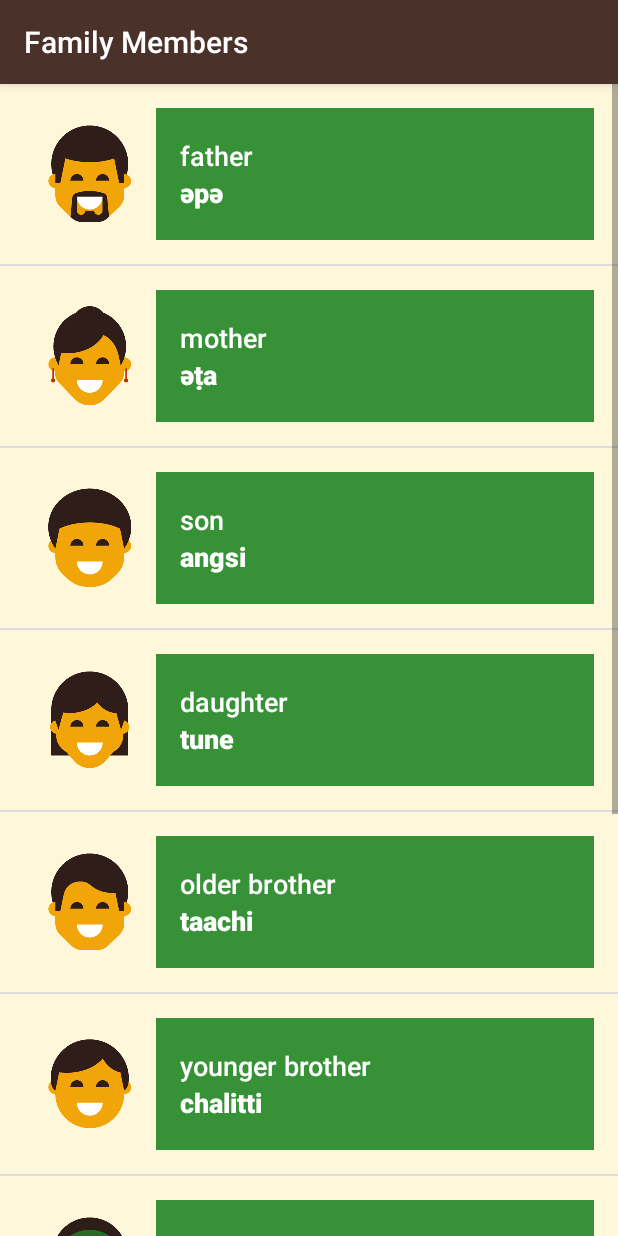
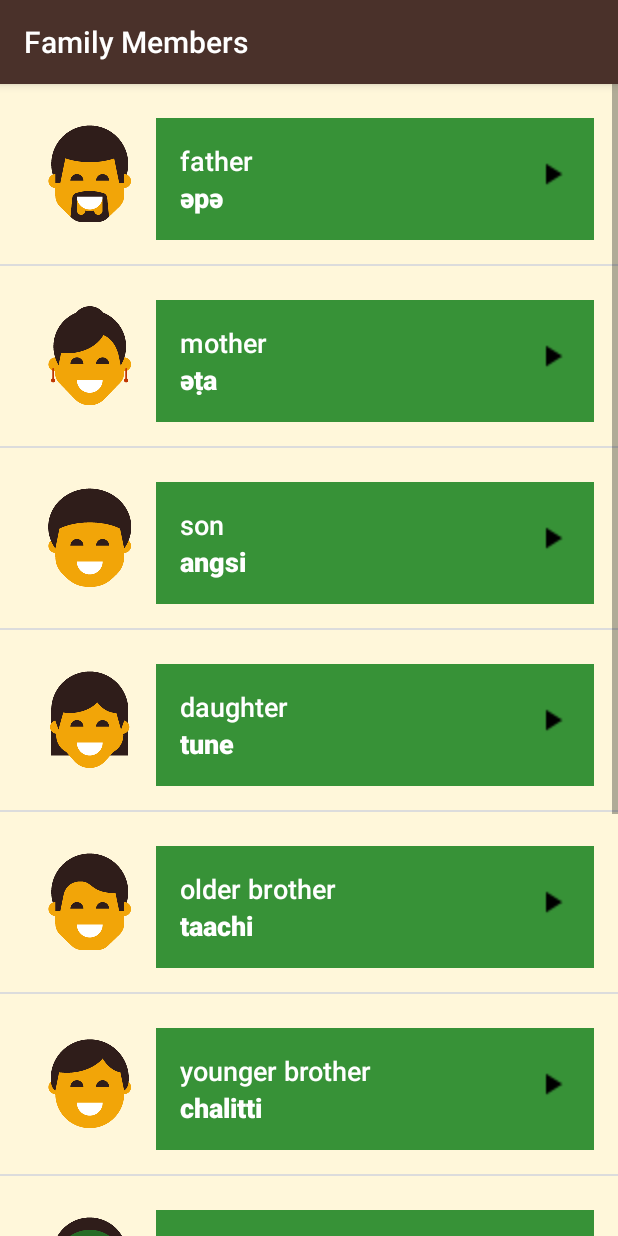
Before and after one commit to Ikey22/MiwokApp, an Android app: the FamilyActivity screen opened directly, with no data from a screen before it, after a tap on "father", on a phone screen of 412 x 824 dp. Run offline under Robolectric (Android 15) with nearby library versions, the phone set to English and light mode, and no system bars.

Commit message:
play button feature

```diff
--- a/app/src/main/java/com/example/igbo/FamilyActivity.kt
+++ b/app/src/main/java/com/example/igbo/FamilyActivity.kt
@@ -1,5 +1,7 @@
 package com.example.igbo
 
+import android.content.Context
+import android.media.AudioManager
 import android.media.MediaPlayer
 import androidx.appcompat.app.AppCompatActivity
 import android.os.Bundle
@@ -10,15 +12,34 @@ import android.widget.Toast
 class FamilyActivity : AppCompatActivity() {
 
     private var mediaPlayer: MediaPlayer? = null
+    private lateinit var mAudioManager: AudioManager
 
     var mp: MediaPlayer.OnCompletionListener =
         MediaPlayer.OnCompletionListener { releaseMediaPlayer() }
 
+    private var mOnAudioFocusChangeListener: AudioManager.OnAudioFocusChangeListener = AudioManager.OnAudioFocusChangeListener {
+        if (it == AudioManager.AUDIOFOCUS_LOSS_TRANSIENT || it == AudioManager.AUDIOFOCUS_LOSS_TRANSIENT_CAN_DUCK){
+            mediaPlayer!!.pause()
+            mediaPlayer!!.seekTo(0)
+        }
+        else if (it == AudioManager.AUDIOFOCUS_GAIN){
+            mediaPlayer!!.start()
+        }
+        else if(it == AudioManager.AUDIOFOCUS_LOSS) {
+            releaseMediaPlayer()
+        }
+    }
 
 
     override fun onCreate(savedInstanceState: Bundle?) {
         super.onCreate(savedInstanceState)
         setContentView(R.layout.word_list)
+
+        AudioManager.OnAudioFocusChangeListener {AudioManager.OnAudioFocusChangeListener {
+
+        }}
+
+        mAudioManager = getSystemService(Context.AUDIO_SERVICE) as AudioManager
 
 
         val words = ArrayList<Word>()
@@ -44,18 +65,29 @@ class FamilyActivity : AppCompatActivity() {
 
             val word: Word = words[i]
 
+            val result = mAudioManager.requestAudioFocus(
+                mOnAudioFocusChangeListener,
+                AudioManager.STREAM_MUSIC,
+                AudioManager.AUDIOFOCUS_GAIN
+            )
 
-            releaseMediaPlayer()
-            Toast.makeText(this, "List item clicked $i", Toast.LENGTH_SHORT).show()
-            mediaPlayer = MediaPlayer.create(this, word.getAudioResource()!!)
-            mediaPlayer!!.start()
+            if (result == AudioManager.AUDIOFOCUS_REQUEST_GRANTED) {
+                releaseMediaPlayer()
+                mediaPlayer = MediaPlayer.create(this, word.getAudioResource()!!)
+                mediaPlayer!!.start()
 
-            mediaPlayer!!.setOnCompletionListener {
-                mp
+                mediaPlayer!!.setOnCompletionListener {
+                    mp
+                }
             }
 
 
         }
+    }
+
+    override fun onStop() {
+        super.onStop()
+        releaseMediaPlayer()
     }
 
     private fun releaseMediaPlayer() {
@@ -63,7 +95,6 @@ class FamilyActivity : AppCompatActivity() {
             mediaPlayer!!.release()
             mediaPlayer = null
         }
-
-
+        mAudioManager.abandonAudioFocus(mOnAudioFocusChangeListener)
     }
 }
--- a/app/src/main/java/com/example/igbo/MainActivity.kt
+++ b/app/src/main/java/com/example/igbo/MainActivity.kt
@@ -19,8 +19,6 @@ class MainActivity : AppCompatActivity() {
         // Set a click listener on that View
         numbers!!.setOnClickListener { // Create a new intent to open the {@link NumbersActivity}
             val numbersIntent = Intent(this@MainActivity, NumbersActivity::class.java)
-
-            Toast.makeText(this, "Numbers button clicked", Toast.LENGTH_SHORT).show()
             // Start the new activity
             startActivity(numbersIntent)
         }
--- a/app/src/main/java/com/example/igbo/WordAdapter.kt
+++ b/app/src/main/java/com/example/igbo/WordAdapter.kt
@@ -28,7 +28,7 @@ class WordAdapter:ArrayAdapter<Word> {
 
         val currentWord : Word? = getItem(position)
 
-        val miwokTextView = listItemView?.findViewById<TextView>(com.example.igbo.R.id.igbo_text_view)
+        val miwokTextView = listItemView?.findViewById<TextView>(com.example.igbo.R.id.miwok_text_view)
         miwokTextView?.text = currentWord?.getMiwokTranslation()
 
         val defaultTextView = listItemView?.findViewById<TextView>(com.example.igbo.R.id.default_text_view)
--- a/app/src/main/res/layout/activity_main.xml
+++ b/app/src/main/res/layout/activity_main.xml
@@ -11,7 +11,8 @@
     <TextView
         android:id="@+id/numbers"
         style="@style/CategoryStyle"
-        android:background="@color/category_numbers"
+        android:background="?android:attr/selectableItemBackground"
+        android:textColor="@android:color/black"
         android:text="@string/category_numbers" />
 
     <TextView
--- a/app/src/main/res/layout/list_item.xml
+++ b/app/src/main/res/layout/list_item.xml
@@ -1,14 +1,12 @@
 <?xml version="1.0" encoding="utf-8"?>
-<LinearLayout
-    xmlns:android="http://schemas.android.com/apk/res/android"
+<RelativeLayout xmlns:android="http://schemas.android.com/apk/res/android"
     xmlns:tools="http://schemas.android.com/tools"
     android:orientation="horizontal"
     android:layout_width="match_parent"
     android:layout_height="match_parent"
     android:padding="16dp"
     android:background="#FFF7DA"
-    android:minHeight="@dimen/list_item_height"
-    >
+    android:minHeight="@dimen/list_item_height">
 
     <ImageView
         android:id="@+id/images_view"
@@ -19,30 +17,32 @@
 
     <LinearLayout
         android:id="@+id/text_container"
+        android:layout_width="match_parent"
+        android:layout_height="wrap_content"
         android:orientation="vertical"
-    android:layout_width="match_parent"
-    android:layout_height="88dp"
-    android:padding="16dp"
-    >
+        android:layout_alignParentBottom="true"
+        android:layout_alignParentEnd="true"
+        android:layout_alignParentTop="true"
+        android:layout_toEndOf="@id/images_view"
+        android:padding="16dp">
+
         <TextView
             android:id="@+id/default_text_view"
             android:layout_width="match_parent"
-        android:layout_height="0dp"
-        android:layout_weight="1"
+            android:layout_height="wrap_content"
+
             android:gravity="bottom"
-        tools:text = "one"
+            tools:text="one"
             android:textAppearance="@android:style/TextAppearance.DeviceDefault.Medium"
             android:textColor="@android:color/white"
-        android:textSize="18sp"
-        />
+            android:textSize="18sp" />
 
         <TextView
-        android:id="@+id/igbo_text_view"
+            android:id="@+id/miwok_text_view"
             android:layout_width="match_parent"
-        android:layout_height="0dp"
-        android:layout_weight="1"
+            android:layout_height="wrap_content"
             android:gravity="top"
-        tools:text= "otu"
+            tools:text="otu"
             android:textAppearance="@android:style/TextAppearance.DeviceDefault.Medium"
             android:textColor="@android:color/white"
             android:textSize="18sp"
@@ -50,4 +50,12 @@
 
             />
     </LinearLayout>
-</LinearLayout>
+
+    <ImageView
+        android:layout_width="24dp"
+        android:layout_height="24dp"
+        android:layout_alignParentEnd="true"
+        android:layout_centerVertical="true"
+        android:layout_marginEnd="16dp"
+        android:src="@drawable/baseline_play_arrow_black_18dp" />
+</RelativeLayout>
```
Also changed, not shown: app/src/main/java/com/example/igbo/ColorsActivity.kt (+41 -9 lines), app/src/main/java/com/example/igbo/NumbersActivity.kt (+50 -52 lines), app/src/main/java/com/example/igbo/PhrasesActivity.kt (+40 -11 lines), app/src/main/res/drawable-hdpi/baseline_play_arrow_black_18dp.png (added), app/src/main/res/drawable-xxhdpi/baseline_play_arrow_black_18dp.png (added). Lines whose indentation alone changed are shown as unchanged.
